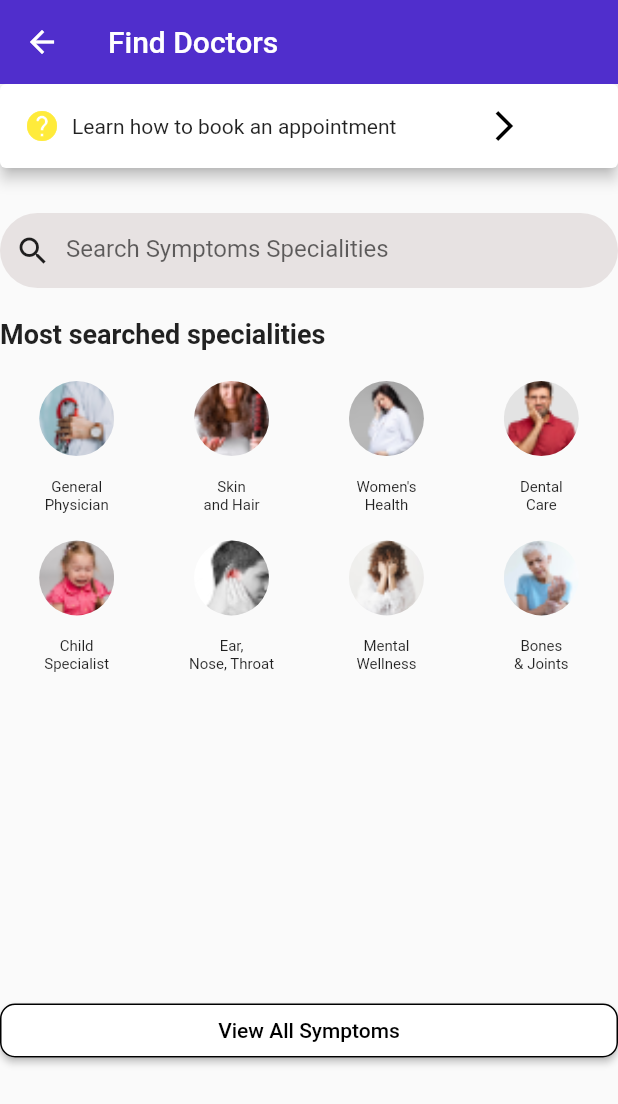
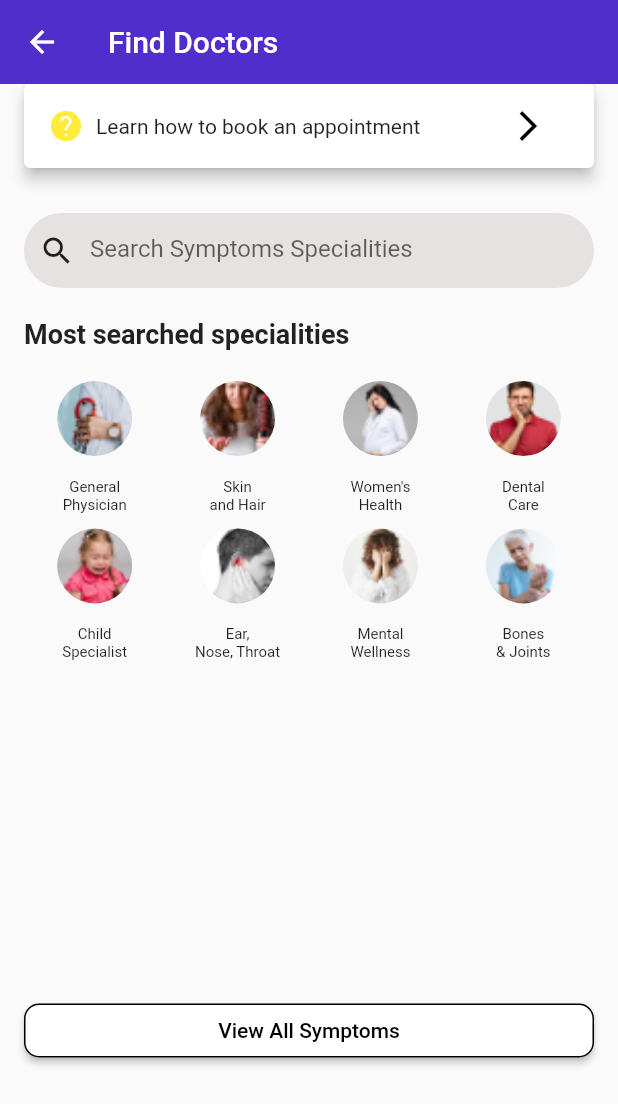
Before and after one commit to araczzz/Healthso_App, a Flutter app: the SpecialitiesPage screen opened directly, on a phone screen of 412 x 824 dp. Shown: the top 1104 px of the screen. Run offline on Flutter 3.47's test engine with Material 2 defaults, Android fonts, the light colour scheme and no system bars; our stand-ins replace firebase_auth, firebase_core, flutter_offline, fluttertoast, geocoding, geolocator and 5 more; missing offline and left inert: razorpay_flutter; accounts and stored records are empty.

Commit message:
made chanes in specialities page

```diff
--- a/lib/views/Resources/Doctors/specialities.dart
+++ b/lib/views/Resources/Doctors/specialities.dart
@@ -19,7 +19,9 @@ class _SpecialitiesPageState extends State<SpecialitiesPage> {
         title: const Text('Find Doctors'),
         elevation: 0,
       ),
-      body: SingleChildScrollView(
+      body: Padding(
+        padding: const EdgeInsets.symmetric(horizontal: 16.0),
+        child: SingleChildScrollView(
           child: Column(
             crossAxisAlignment: CrossAxisAlignment.stretch,
             children: <Widget>[
@@ -152,10 +154,12 @@ class _SpecialitiesPageState extends State<SpecialitiesPage> {
                     ),
                   ),
                   child: Text(
-                    showSecondSet ? 'Hide Second Set' : 'View All Symptoms'),
+                    showSecondSet ? 'Hide Second Set' : 'View All Symptoms',
+                  ),
                 ),
               ),
             ],
+          ),
         ),
       ),
     );
```
Lines whose indentation alone changed are shown as unchanged.
